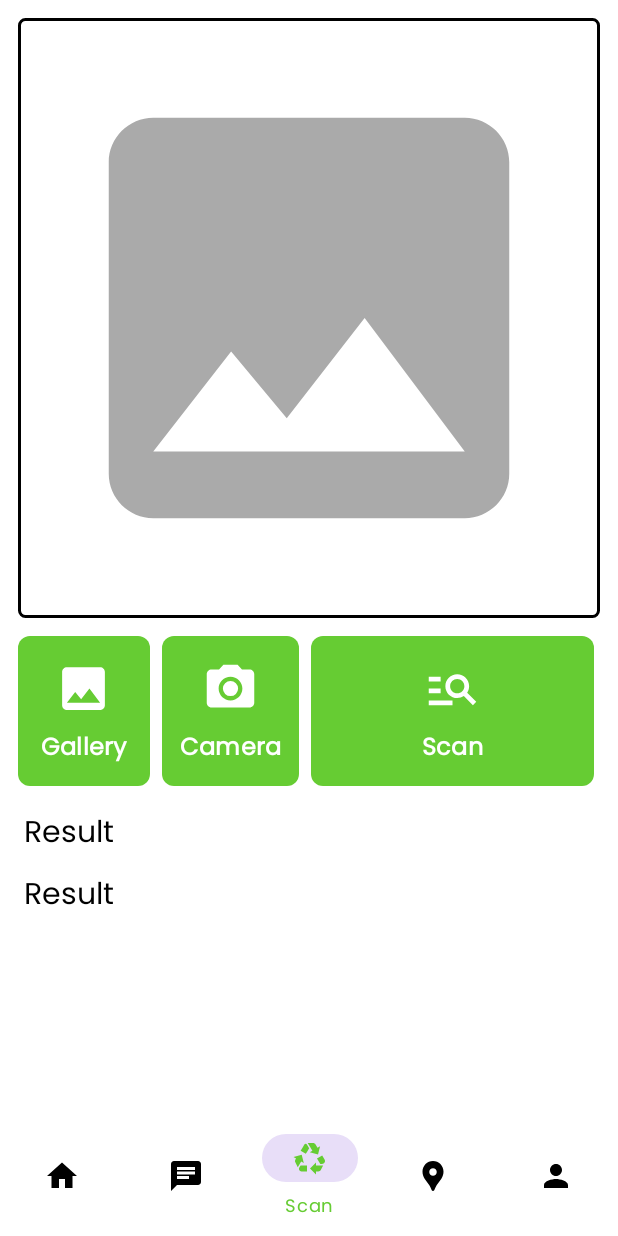
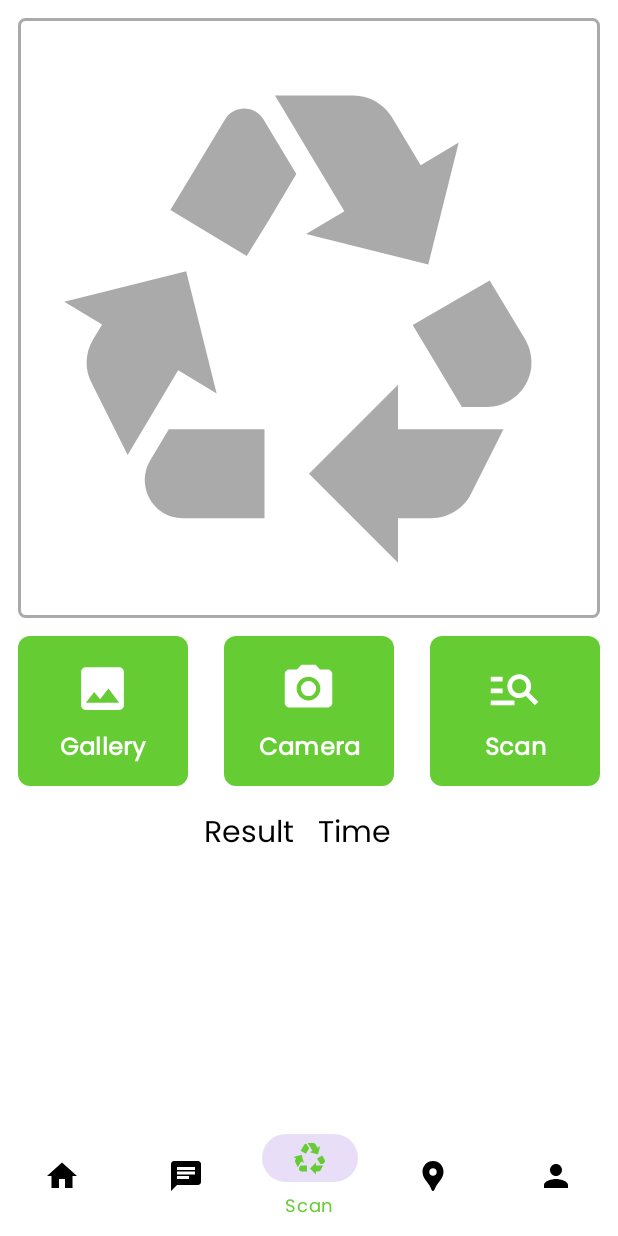
Before and after one commit to Wendy2415/SampahIn, an Android app: the ScanFragment screen opened through its navigation route, on a phone screen of 412 x 824 dp. Run offline under Robolectric (Android 15) with nearby library versions, the light colour scheme and no system bars; our stand-ins replace navigation-ui; libraries missing offline, so code that uses them is left out: org.tensorflow.lite; 2 statements that could not run were skipped.

Commit message:
first commit

```diff
--- a/app/src/main/java/com/capstone/sampahin/ui/scan/ScanFragment.kt
+++ b/app/src/main/java/com/capstone/sampahin/ui/scan/ScanFragment.kt
@@ -78,7 +78,7 @@ class ScanFragment : Fragment() {
 
 
                             binding.tvResult.text = displayResult
-                            binding.tvInference.text = "Selesai dalam $inferenceTime ms"
+                            binding.tvInference.text = "$inferenceTime ms"
 
                         } else {
                             showToast("No results found")
--- a/app/src/main/res/drawable/border_black.xml
+++ b/app/src/main/res/drawable/border_black.xml
@@ -1,7 +1,7 @@
 <?xml version="1.0" encoding="utf-8"?>
 <shape xmlns:android="http://schemas.android.com/apk/res/android">
     <stroke
-        android:color="@android:color/black"
+        android:color="@android:color/darker_gray"
     android:width="2dp" />
     <corners android:radius="4dp"/>
 </shape>
--- a/app/src/main/res/drawable/ic_place_holder.xml
+++ b/app/src/main/res/drawable/ic_place_holder.xml
@@ -1,5 +1,12 @@
-<vector android:height="24dp" android:tint="@android:color/darker_gray"
-    android:viewportHeight="24" android:viewportWidth="24"
-    android:width="24dp" xmlns:android="http://schemas.android.com/apk/res/android">
-    <path android:fillColor="@android:color/darker_gray" android:pathData="M21,19V5c0,-1.1 -0.9,-2 -2,-2H5c-1.1,0 -2,0.9 -2,2v14c0,1.1 0.9,2 2,2h14c1.1,0 2,-0.9 2,-2zM8.5,13.5l2.5,3.01L14.5,12l4.5,6H5l3.5,-4.5z"/>
+<vector xmlns:android="http://schemas.android.com/apk/res/android"
+    android:width="24dp"
+    android:height="24dp"
+    android:tint="@android:color/darker_gray"
+    android:viewportWidth="24"
+    android:viewportHeight="24">
+
+    <path
+        android:fillColor="@android:color/white"
+        android:pathData="M5.77,7.15L7.2,4.78l1.03,-1.71c0.39,-0.65 1.33,-0.65 1.72,0l1.48,2.46l-1.23,2.06L9.2,9.21L5.77,7.15zM21.72,12.97l-1.6,-2.66l-3.46,2L18.87,16H20c0.76,0 1.45,-0.43 1.79,-1.11C21.93,14.61 22,14.31 22,14C22,13.64 21.9,13.29 21.72,12.97zM16,21h1.5c0.76,0 1.45,-0.43 1.79,-1.11L20.74,17H16v-2l-4,4l4,4V21zM10,17H5.7l-0.84,1.41c-0.3,0.5 -0.32,1.12 -0.06,1.65l0,0C5.08,20.63 5.67,21 6.32,21H10V17zM6.12,14.35l1.73,1.04L6.48,9.9L1,11.27l1.7,1.02l-0.41,0.69c-0.35,0.59 -0.38,1.31 -0.07,1.92l1.63,3.26L6.12,14.35zM17.02,5.14l-1.3,-2.17C15.35,2.37 14.7,2 14,2h-3.53l3.12,5.2l-1.72,1.03l5.49,1.37l1.37,-5.49L17.02,5.14z" />
+
 </vector>
--- a/app/src/main/res/layout/fragment_scan.xml
+++ b/app/src/main/res/layout/fragment_scan.xml
@@ -4,9 +4,7 @@
     xmlns:tools="http://schemas.android.com/tools"
     android:layout_width="match_parent"
     android:layout_height="match_parent"
-    tools:context=".ui.scan.ScanFragment"
-    tools:layout_editor_absoluteX="-5dp"
-    tools:layout_editor_absoluteY="-171dp">
+    tools:context=".ui.scan.ScanFragment">
 
     <com.google.android.material.progressindicator.LinearProgressIndicator
         android:id="@+id/progressIndicator"
@@ -41,38 +39,24 @@
         android:layout_height="100dp"
         android:layout_marginStart="12dp"
         android:layout_marginTop="12dp"
+        android:layout_marginEnd="12dp"
         android:background="@drawable/button_background"
         android:drawableTop="@drawable/ic_gallery"
         android:padding="12dp"
         android:text="@string/gallery"
         android:textSize="16sp"
         android:textStyle="bold"
+        app:layout_constraintEnd_toStartOf="@+id/btnCamera"
         app:layout_constraintStart_toStartOf="parent"
-        app:layout_constraintTop_toBottomOf="@+id/previewImageView" />
-
-    <Button
-        android:id="@+id/analyze_button"
-        android:layout_width="0dp"
-        android:layout_height="100dp"
-        android:layout_marginStart="8dp"
-        android:layout_marginTop="12dp"
-        android:layout_marginEnd="16dp"
-        android:background="@drawable/button_background"
-        android:drawableTop="@drawable/ic_analyze"
-        android:padding="12dp"
-        android:text="@string/scan"
-        android:textSize="16sp"
-        android:textStyle="bold"
-        app:layout_constraintEnd_toEndOf="parent"
-        app:layout_constraintStart_toEndOf="@+id/btnCamera"
         app:layout_constraintTop_toBottomOf="@+id/previewImageView" />
 
     <Button
         android:id="@+id/btnCamera"
         android:layout_width="0dp"
         android:layout_height="100dp"
-        android:layout_marginStart="8dp"
         android:layout_marginTop="12dp"
+        android:layout_marginStart="12dp"
+        android:layout_marginEnd="12dp"
         android:background="@drawable/button_background"
         android:drawableTop="@drawable/ic_camera"
         android:padding="12dp"
@@ -80,6 +64,24 @@
         android:textSize="16sp"
         android:textStyle="bold"
         app:layout_constraintStart_toEndOf="@+id/galleryButton"
+        app:layout_constraintEnd_toStartOf="@+id/analyze_button"
+        app:layout_constraintTop_toBottomOf="@+id/previewImageView" />
+
+    <Button
+        android:id="@+id/analyze_button"
+        android:layout_width="0dp"
+        android:layout_height="100dp"
+        android:layout_marginStart="12dp"
+        android:layout_marginTop="12dp"
+        android:layout_marginEnd="12dp"
+        android:background="@drawable/button_background"
+        android:drawableTop="@drawable/ic_analyze"
+        android:padding="12dp"
+        android:text="@string/scan"
+        android:textSize="16sp"
+        android:textStyle="bold"
+        app:layout_constraintStart_toEndOf="@+id/btnCamera"
+        app:layout_constraintEnd_toEndOf="parent"
         app:layout_constraintTop_toBottomOf="@+id/previewImageView" />
 
     <TextView
@@ -92,22 +94,21 @@
         android:text="@string/result"
         android:textSize="20sp"
         app:layout_constraintEnd_toEndOf="parent"
-        app:layout_constraintHorizontal_bias="0.0"
+        app:layout_constraintHorizontal_bias="0.374"
         app:layout_constraintStart_toStartOf="parent"
-        app:layout_constraintTop_toBottomOf="@+id/galleryButton" />
+        app:layout_constraintTop_toBottomOf="@+id/analyze_button" />
 
     <TextView
         android:id="@+id/tvInference"
         android:layout_width="wrap_content"
         android:layout_height="wrap_content"
         android:layout_marginStart="16dp"
-        android:layout_marginTop="8dp"
-        android:text="@string/result"
+        android:layout_marginTop="16dp"
+        android:text="@string/time"
         android:textSize="20sp"
         app:layout_constraintEnd_toEndOf="parent"
         app:layout_constraintHorizontal_bias="0.0"
-        app:layout_constraintStart_toStartOf="parent"
-        app:layout_constraintTop_toBottomOf="@+id/tvResult" />
-
+        app:layout_constraintStart_toEndOf="@+id/tvResult"
+        app:layout_constraintTop_toBottomOf="@+id/analyze_button" />
 
 </androidx.constraintlayout.widget.ConstraintLayout>
--- a/app/src/main/res/values/strings.xml
+++ b/app/src/main/res/values/strings.xml
@@ -33,4 +33,5 @@
     <string name="empty_image_warning">Silakan masukkan berkas gambar terlebih dahulu.</string>
     <string name="result">Result</string>
     <string name="camera">Camera</string>
+    <string name="time">Time</string>
 </resources>
```
Also changed, not shown: app/src/main/java/com/capstone/sampahin/ui/scan/CameraActivity.kt (+35 -17 lines), app/src/main/res/layout/activity_camera.xml (+10 -0 lines).
